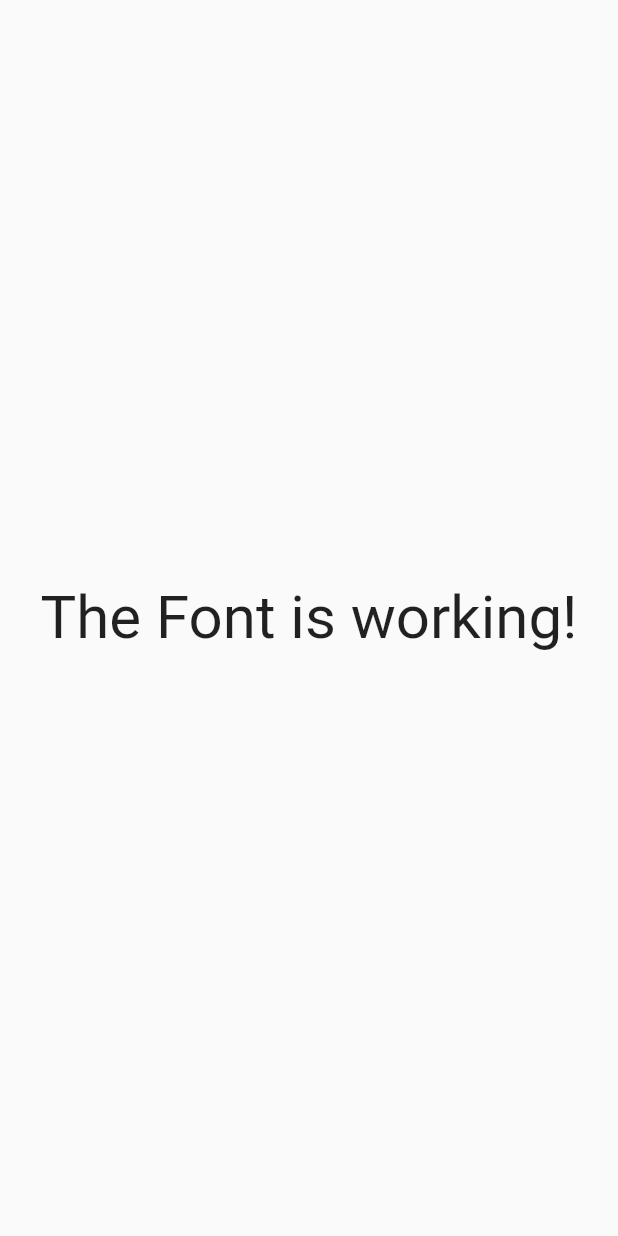
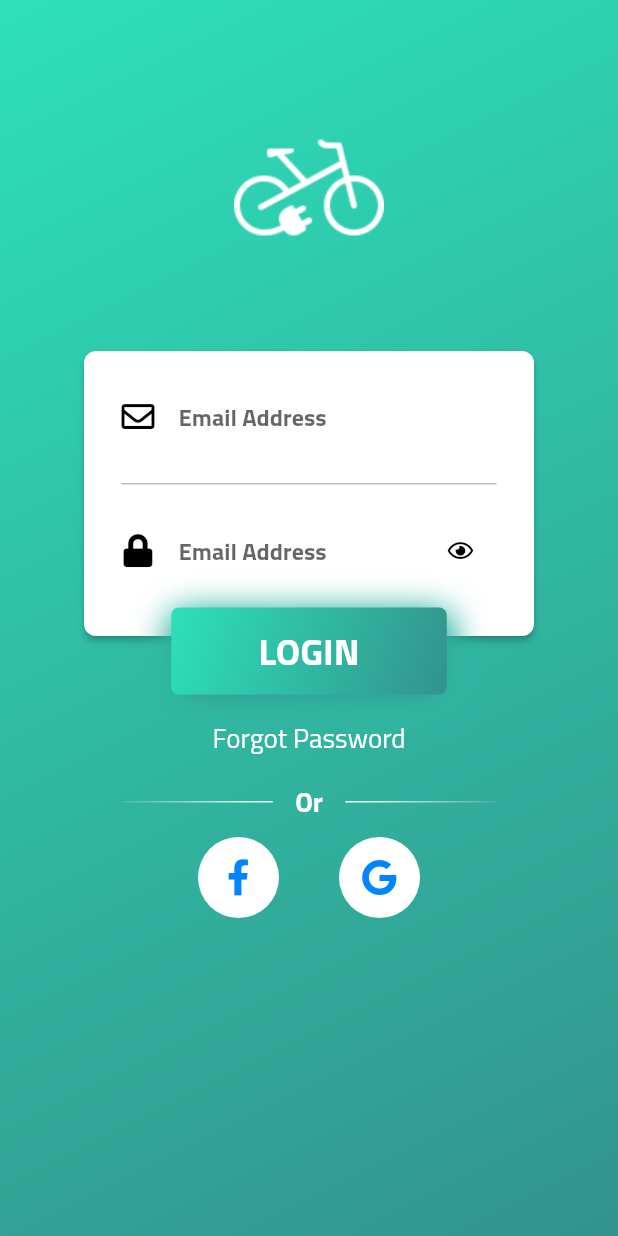
Before and after one commit to tharindu-nw/ev_project_app, a Flutter app: the screen it shows after launch, on a phone screen of 412 x 824 dp. Run offline on Flutter 3.47's test engine with Material 2 defaults, Android fonts, the phone set to English and light mode, and no system bars; our stand-ins replace font_awesome_flutter.

Commit message:
Login Page

```diff
--- a/lib/app.dart
+++ b/lib/app.dart
@@ -1,4 +1,5 @@
 import 'package:flutter/material.dart';
+import 'login_screen.dart';
 
 class App extends StatelessWidget {
   @override
@@ -6,20 +7,10 @@ class App extends StatelessWidget {
     return MaterialApp(
       debugShowCheckedModeBanner: false,
       theme: ThemeData(
-        fontFamily: "TitilliumWeb",
+        fontFamily: "TitilliumWebReg",
         textTheme: Theme.of(context).textTheme,
       ),
-      home: Scaffold(
-        body: Center(
-          child: Text(
-            "The Font is working!",
-            style: TextStyle(
-              fontSize: 40,
-              // fontFamily: "Nunito",
-            ),
-          ),
-        ),
-      ),
+      home: LoginScreen(),
     );
   }
 }
--- /dev/null
+++ b/lib/color_theme.dart
@@ -0,0 +1,17 @@
+import 'package:flutter/material.dart';
+
+class ColorTheme {
+  static const Color loginGradientStart = const Color(0xFF2DE0BB);
+  static const Color loginGradientEnd = const Color(0xFF33938C);
+
+  static const gradient = LinearGradient(
+    colors: [
+      loginGradientStart,
+      loginGradientEnd,
+    ],
+    stops: [0.0, 1.0],
+    begin: Alignment.topLeft,
+    end: Alignment.bottomRight,
+    tileMode: TileMode.clamp,
+  );
+}
--- /dev/null
+++ b/lib/login_screen.dart
@@ -0,0 +1,302 @@
+import 'package:flutter/material.dart';
+import 'color_theme.dart' as CT;
+import 'package:font_awesome_flutter/font_awesome_flutter.dart';
+
+final _padding = EdgeInsets.only(top: 20.0);
+final _bigPadding = EdgeInsets.fromLTRB(0.0, 75.0, 0.0, 0.0);
+
+class LoginScreen extends StatefulWidget {
+  _LoginScreenState createState() => new _LoginScreenState();
+}
+
+class _LoginScreenState extends State<LoginScreen> {
+  TextEditingController loginEmailController = new TextEditingController();
+  TextEditingController loginPasswordController = new TextEditingController();
+
+  bool _obscureTextLogin = true;
+
+  @override
+  Widget build(BuildContext context) {
+    return Material(
+      child: Scaffold(
+        body: SingleChildScrollView(
+          child: Container(
+              width: MediaQuery.of(context).size.width,
+              height: MediaQuery.of(context).size.height,
+              decoration: BoxDecoration(
+                gradient: CT.ColorTheme.gradient,
+              ),
+              child: Column(
+                mainAxisSize: MainAxisSize.max,
+                // mainAxisAlignment: MainAxisAlignment.center,
+                children: <Widget>[
+                  Container(
+                    margin: _bigPadding,
+                    child: new Image(
+                      width: 100.0,
+                      height: 100.0,
+                      fit: BoxFit.fill,
+                      image: new AssetImage('assets/img/bicycle_icon.png'),
+                    ),
+                  ),
+                  _buildSignIn(context),
+                ],
+              )),
+        ),
+      ),
+    );
+  }
+
+  Widget _buildSignIn(BuildContext context) {
+    return Container(
+      padding: _padding,
+      child: Column(
+        children: <Widget>[
+          Stack(
+            overflow: Overflow.visible,
+            alignment: Alignment.center,
+            children: <Widget>[
+              Card(
+                elevation: 2.0,
+                color: Colors.white,
+                shape: RoundedRectangleBorder(
+                    borderRadius: BorderRadius.circular(8.0)),
+                child: Container(
+                  width: 300,
+                  height: 190,
+                  child: Column(
+                    children: <Widget>[
+                      Padding(
+                        padding: EdgeInsets.only(
+                          top: 20.0,
+                          bottom: 20.0,
+                          left: 25.0,
+                          right: 25.0,
+                        ),
+                        child: TextField(
+                          controller: loginEmailController,
+                          keyboardType: TextInputType.emailAddress,
+                          style: TextStyle(
+                            fontFamily: "TitilliumWebBold",
+                            fontSize: 16,
+                            color: Colors.black,
+                          ),
+                          decoration: InputDecoration(
+                            border: InputBorder.none,
+                            icon: Icon(
+                              FontAwesomeIcons.envelope,
+                              size: 22.0,
+                              color: Colors.black,
+                            ),
+                            hintText: "Email Address",
+                            hintStyle: TextStyle(
+                              fontFamily: "TitilliumWebBold",
+                              fontSize: 16,
+                            ),
+                          ),
+                        ),
+                      ),
+                      Container(
+                        width: 250.0,
+                        height: 1.0,
+                        color: Colors.grey[400],
+                      ),
+                      Padding(
+                        padding: EdgeInsets.only(
+                          top: 20.0,
+                          bottom: 20.0,
+                          left: 25.0,
+                          right: 25.0,
+                        ),
+                        child: TextField(
+                          controller: loginPasswordController,
+                          obscureText: _obscureTextLogin,
+                          style: TextStyle(
+                            fontFamily: "TitilliumWebBold",
+                            fontSize: 16,
+                            color: Colors.black,
+                          ),
+                          decoration: InputDecoration(
+                            border: InputBorder.none,
+                            icon: Icon(
+                              FontAwesomeIcons.lock,
+                              size: 22.0,
+                              color: Colors.black,
+                            ),
+                            hintText: "Email Address",
+                            hintStyle: TextStyle(
+                              fontFamily: "TitilliumWebBold",
+                              fontSize: 16,
+                            ),
+                            suffixIcon: GestureDetector(
+                              onTap: _toggleLogin,
+                              child: Icon(
+                                _obscureTextLogin
+                                    ? FontAwesomeIcons.eye
+                                    : FontAwesomeIcons.eyeSlash,
+                                size: 15.0,
+                                color: Colors.black,
+                              ),
+                            ),
+                          ),
+                        ),
+                      ),
+                    ],
+                  ),
+                ),
+              ),
+              Container(
+                margin: EdgeInsets.only(top: 210.0),
+                decoration: BoxDecoration(
+                  borderRadius: BorderRadius.circular(5.0),
+                  gradient: CT.ColorTheme.gradient,
+                  boxShadow: <BoxShadow>[
+                    BoxShadow(
+                      color: CT.ColorTheme.loginGradientStart,
+                      offset: Offset(1.0, 6.0),
+                      blurRadius: 20.0,
+                    ),
+                    BoxShadow(
+                      color: CT.ColorTheme.loginGradientEnd,
+                      offset: Offset(1.0, 6.0),
+                      blurRadius: 20.0,
+                    ),
+                  ],
+                ),
+                child: MaterialButton(
+                  highlightColor: Colors.transparent,
+                  splashColor: CT.ColorTheme.loginGradientStart,
+                  child: Padding(
+                    padding:
+                        EdgeInsets.symmetric(vertical: 10.0, horizontal: 42.0),
+                    child: Text(
+                      "LOGIN",
+                      style: TextStyle(
+                        fontFamily: "TitilliumWebBold",
+                        color: Colors.white,
+                        fontSize: 25.0,
+                      ),
+                    ),
+                  ),
+                  onPressed: () {
+                    print("Login was pressed");
+                  },
+                ),
+              ),
+            ],
+          ),
+          Padding(
+            padding: EdgeInsets.only(top: 5.0),
+            child: FlatButton(
+              onPressed: () {},
+              child: Text(
+                "Forgot Password",
+                style: TextStyle(
+                  fontFamily: "TitilliumWebReg",
+                  color: Colors.white,
+                  fontSize: 18.0,
+                ),
+              ),
+            ),
+          ),
+          Padding(
+            padding: EdgeInsets.only(top: 5.0),
+            child: Row(
+              mainAxisAlignment: MainAxisAlignment.center,
+              children: <Widget>[
+                Container(
+                  height: 1.0,
+                  width: 100.0,
+                  decoration: BoxDecoration(
+                    gradient: new LinearGradient(
+                      colors: [
+                        Colors.white10,
+                        Colors.white,
+                      ],
+                      stops: [0.0, 1.0],
+                      begin: const FractionalOffset(0.0, 0.0),
+                      end: const FractionalOffset(1.0, 1.0),
+                      tileMode: TileMode.clamp,
+                    ),
+                  ),
+                ),
+                Padding(
+                  padding: EdgeInsets.symmetric(horizontal: 15.0),
+                  child: Text(
+                    "Or",
+                    style: TextStyle(
+                      fontFamily: "TitilliumWebBold",
+                      color: Colors.white,
+                      fontSize: 18.0,
+                    ),
+                  ),
+                ),
+                Container(
+                  height: 1.0,
+                  width: 100.0,
+                  decoration: BoxDecoration(
+                    gradient: new LinearGradient(
+                      colors: [
+                        Colors.white,
+                        Colors.white10,
+                      ],
+                      stops: [0.0, 1.0],
+                      begin: const FractionalOffset(0.0, 0.0),
+                      end: const FractionalOffset(1.0, 1.0),
+                      tileMode: TileMode.clamp,
+                    ),
+                  ),
+                ),
+              ],
+            ),
+          ),
+          Row(
+            mainAxisAlignment: MainAxisAlignment.center,
+            children: <Widget>[
+              Padding(
+                padding: EdgeInsets.only(top: 10.0, right: 40.0),
+                child: GestureDetector(
+                  onTap: () {},
+                  child: Container(
+                    padding: const EdgeInsets.all(15.0),
+                    decoration: new BoxDecoration(
+                      shape: BoxShape.circle,
+                      color: Colors.white,
+                    ),
+                    child: new Icon(
+                      FontAwesomeIcons.facebookF,
+                      color: Color(0xFF0084ff),
+                    ),
+                  ),
+                ),
+              ),
+              Padding(
+                padding: EdgeInsets.only(top: 10.0),
+                child: GestureDetector(
+                  onTap: () {},
+                  child: Container(
+                    padding: const EdgeInsets.all(15.0),
+                    decoration: new BoxDecoration(
+                      shape: BoxShape.circle,
+                      color: Colors.white,
+                    ),
+                    child: new Icon(
+                      FontAwesomeIcons.google,
+                      color: Color(0xFF0084ff),
+                    ),
+                  ),
+                ),
+              ),
+            ],
+          ),
+        ],
+      ),
+    );
+  }
+
+  void _toggleLogin() {
+    setState(() {
+      _obscureTextLogin = !_obscureTextLogin;
+    });
+  }
+}
```
Also changed, not shown: pubspec.yaml (+16 -4 lines), assets/fonts/TitilliumWeb-Bold.ttf (renamed from fonts/TitilliumWeb-Bold.ttf), assets/fonts/TitilliumWeb-ExtraLight.ttf (renamed from fonts/TitilliumWeb-ExtraLight.ttf), assets/fonts/TitilliumWeb-Regular.ttf (renamed from fonts/TitilliumWeb-Regular.ttf), assets/img/bicycle.png (added), assets/img/bicycle_icon.png (added), pubspec.lock.
